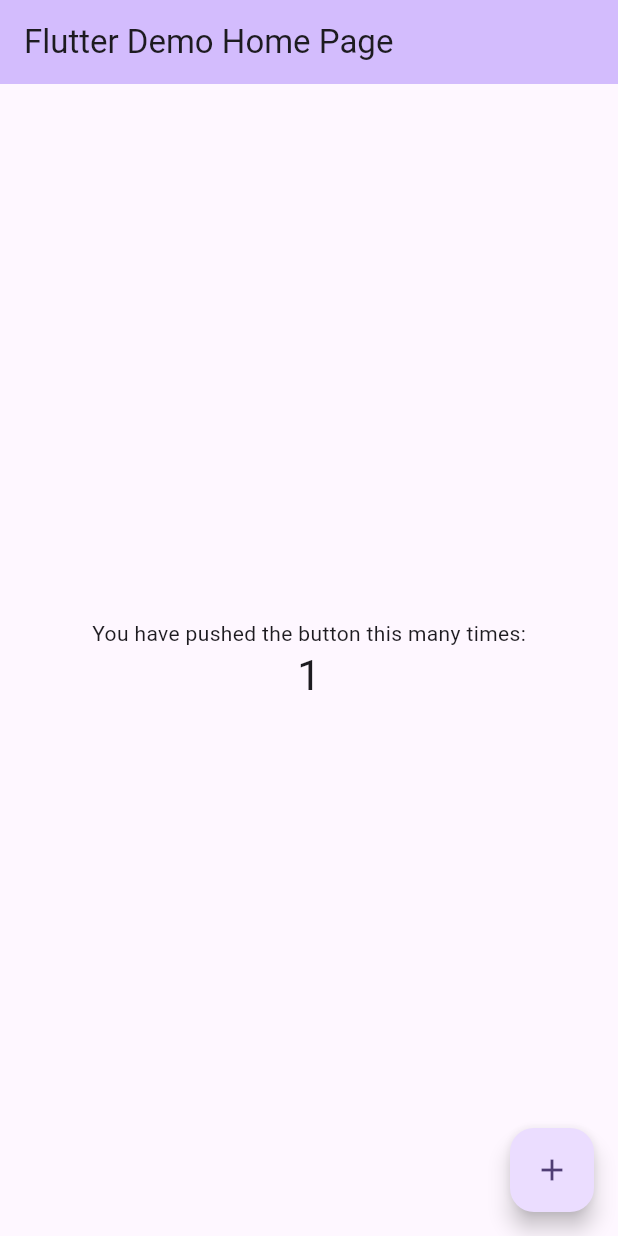
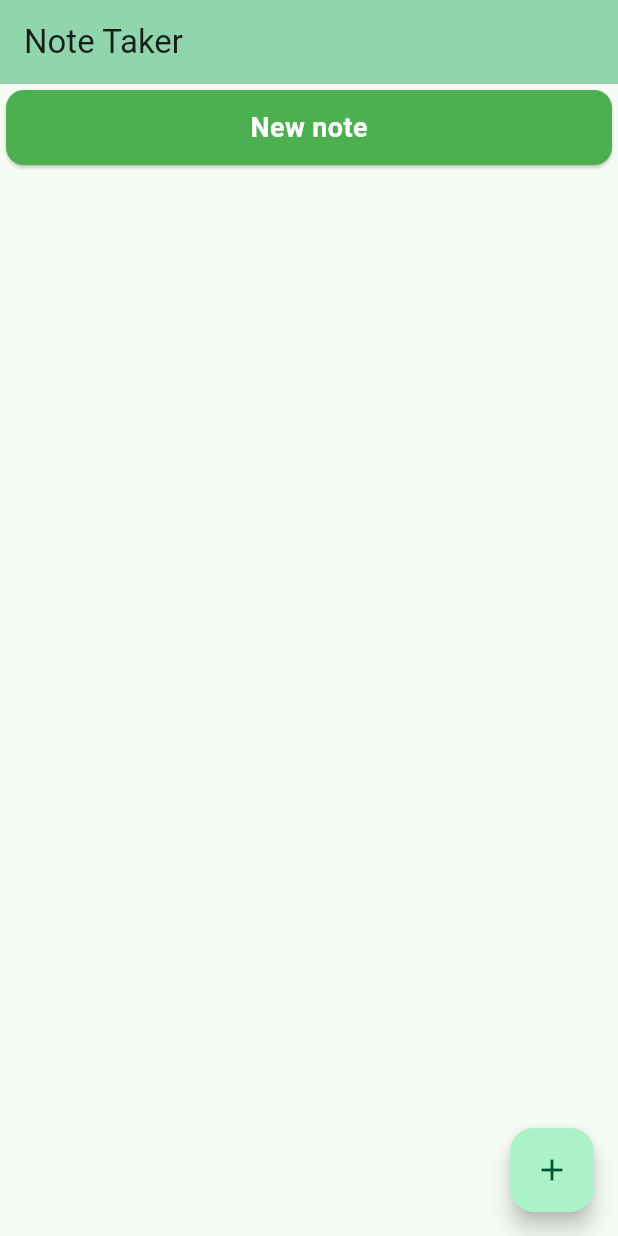
Before and after one commit to KatePril/note-taking-app-front-end, a Flutter app: the screen it shows after launch, after a tap on the "add" icon, on a phone screen of 412 x 824 dp. Run offline on Flutter 3.47's test engine with Material 3 defaults, Android fonts, the phone set to English and light mode, and no system bars.

Commit message:
Add note

```diff
--- /dev/null
+++ b/lib/entities/Note.dart
@@ -0,0 +1,32 @@
+import 'package:flutter/cupertino.dart';
+import 'package:flutter/material.dart';
+
+class Note extends StatefulWidget {
+  String title;
+
+  Note(this.title, {super.key});
+
+  @override
+  State<Note> createState() => _NoteState();
+}
+
+class _NoteState extends State<Note> {
+  @override
+  Widget build(BuildContext context) {
+    return Card(
+      color: Colors.green,
+      child: SizedBox(
+        height: 50,
+        child: Center(child: Text(
+          widget.title,
+          style: TextStyle(
+            fontSize: 18, // Change the font size here
+            fontWeight: FontWeight.bold, // Make the text bold
+            color: Colors.white, // Change text color if needed
+          ),
+          )
+        ),
+      ),
+    );
+  }
+}
--- /dev/null
+++ b/lib/home_page/MyHomePage.dart
@@ -0,0 +1,42 @@
+import 'package:flutter/material.dart';
+import 'package:note_taking_app/entities/Note.dart';
+
+class MyHomePage extends StatefulWidget {
+  const MyHomePage({super.key, required this.title});
+
+  final String title;
+
+  @override
+  State<MyHomePage> createState() => _MyHomePageState();
+}
+
+class _MyHomePageState extends State<MyHomePage> {
+  List<Note> notes = List.empty(growable: true);
+
+  void _addNote() {
+    setState(() {
+      notes.add(Note("New note"));
+    });
+  }
+
+  @override
+  Widget build(BuildContext context) {
+    return Scaffold(
+      appBar: AppBar(
+        backgroundColor: Theme.of(context).colorScheme.inversePrimary,
+        title: Text(widget.title),
+      ),
+      body: Center(
+        child: Column(
+          mainAxisAlignment: MainAxisAlignment.start,
+          children: notes,
+        ),
+      ),
+      floatingActionButton: FloatingActionButton(
+        onPressed: _addNote,
+        tooltip: 'Increment',
+        child: const Icon(Icons.add),
+      ),
+    );
+  }
+}
--- a/lib/main.dart
+++ b/lib/main.dart
@@ -1,4 +1,6 @@
 import 'package:flutter/material.dart';
+
+import 'home_page/MyHomePage.dart';
 
 void main() {
   runApp(const MyApp());
@@ -7,119 +9,15 @@ void main() {
 class MyApp extends StatelessWidget {
   const MyApp({super.key});
 
-  // This widget is the root of your application.
   @override
   Widget build(BuildContext context) {
     return MaterialApp(
-      title: 'Flutter Demo',
+      title: 'My notes',
       theme: ThemeData(
-        // This is the theme of your application.
-        //
-        // TRY THIS: Try running your application with "flutter run". You'll see
-        // the application has a purple toolbar. Then, without quitting the app,
-        // try changing the seedColor in the colorScheme below to Colors.green
-        // and then invoke "hot reload" (save your changes or press the "hot
-        // reload" button in a Flutter-supported IDE, or press "r" if you used
-        // the command line to start the app).
-        //
-        // Notice that the counter didn't reset back to zero; the application
-        // state is not lost during the reload. To reset the state, use hot
-        // restart instead.
-        //
-        // This works for code too, not just values: Most code changes can be
-        // tested with just a hot reload.
-        colorScheme: ColorScheme.fromSeed(seedColor: Colors.deepPurple),
+        colorScheme: ColorScheme.fromSeed(seedColor: Colors.greenAccent),
         useMaterial3: true,
       ),
-      home: const MyHomePage(title: 'Flutter Demo Home Page'),
+      home: const MyHomePage(title: 'Note Taker'),
     );
   }
 }
-
-class MyHomePage extends StatefulWidget {
-  const MyHomePage({super.key, required this.title});
-
-  // This widget is the home page of your application. It is stateful, meaning
-  // that it has a State object (defined below) that contains fields that affect
-  // how it looks.
-
-  // This class is the configuration for the state. It holds the values (in this
-  // case the title) provided by the parent (in this case the App widget) and
-  // used by the build method of the State. Fields in a Widget subclass are
-  // always marked "final".
-
-  final String title;
-
-  @override
-  State<MyHomePage> createState() => _MyHomePageState();
-}
-
-class _MyHomePageState extends State<MyHomePage> {
-  int _counter = 0;
-
-  void _incrementCounter() {
-    setState(() {
-      // This call to setState tells the Flutter framework that something has
-      // changed in this State, which causes it to rerun the build method below
-      // so that the display can reflect the updated values. If we changed
-      // _counter without calling setState(), then the build method would not be
-      // called again, and so nothing would appear to happen.
-      _counter++;
-    });
-  }
-
-  @override
-  Widget build(BuildContext context) {
-    // This method is rerun every time setState is called, for instance as done
-    // by the _incrementCounter method above.
-    //
-    // The Flutter framework has been optimized to make rerunning build methods
-    // fast, so that you can just rebuild anything that needs updating rather
-    // than having to individually change instances of widgets.
-    return Scaffold(
-      appBar: AppBar(
-        // TRY THIS: Try changing the color here to a specific color (to
-        // Colors.amber, perhaps?) and trigger a hot reload to see the AppBar
-        // change color while the other colors stay the same.
-        backgroundColor: Theme.of(context).colorScheme.inversePrimary,
-        // Here we take the value from the MyHomePage object that was created by
-        // the App.build method, and use it to set our appbar title.
-        title: Text(widget.title),
-      ),
-      body: Center(
-        // Center is a layout widget. It takes a single child and positions it
-        // in the middle of the parent.
-        child: Column(
-          // Column is also a layout widget. It takes a list of children and
-          // arranges them vertically. By default, it sizes itself to fit its
-          // children horizontally, and tries to be as tall as its parent.
-          //
-          // Column has various properties to control how it sizes itself and
-          // how it positions its children. Here we use mainAxisAlignment to
-          // center the children vertically; the main axis here is the vertical
-          // axis because Columns are vertical (the cross axis would be
-          // horizontal).
-          //
-          // TRY THIS: Invoke "debug painting" (choose the "Toggle Debug Paint"
-          // action in the IDE, or press "p" in the console), to see the
-          // wireframe for each widget.
-          mainAxisAlignment: MainAxisAlignment.center,
-          children: <Widget>[
-            const Text(
-              'You have pushed the button this many times:',
-            ),
-            Text(
-              '$_counter',
-              style: Theme.of(context).textTheme.headlineMedium,
-            ),
-          ],
-        ),
-      ),
-      floatingActionButton: FloatingActionButton(
-        onPressed: _incrementCounter,
-        tooltip: 'Increment',
-        child: const Icon(Icons.add),
-      ), // This trailing comma makes auto-formatting nicer for build methods.
-    );
-  }
-}
```
